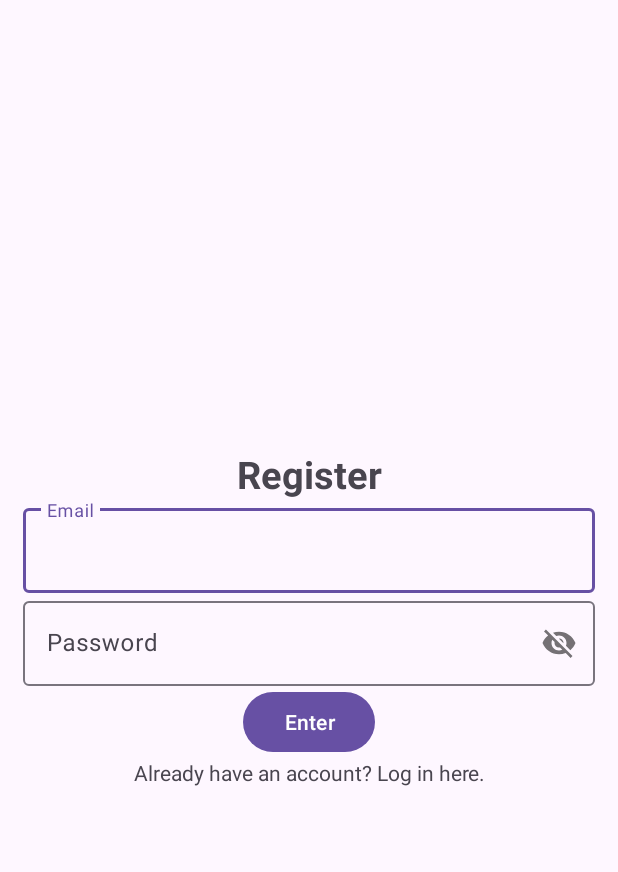
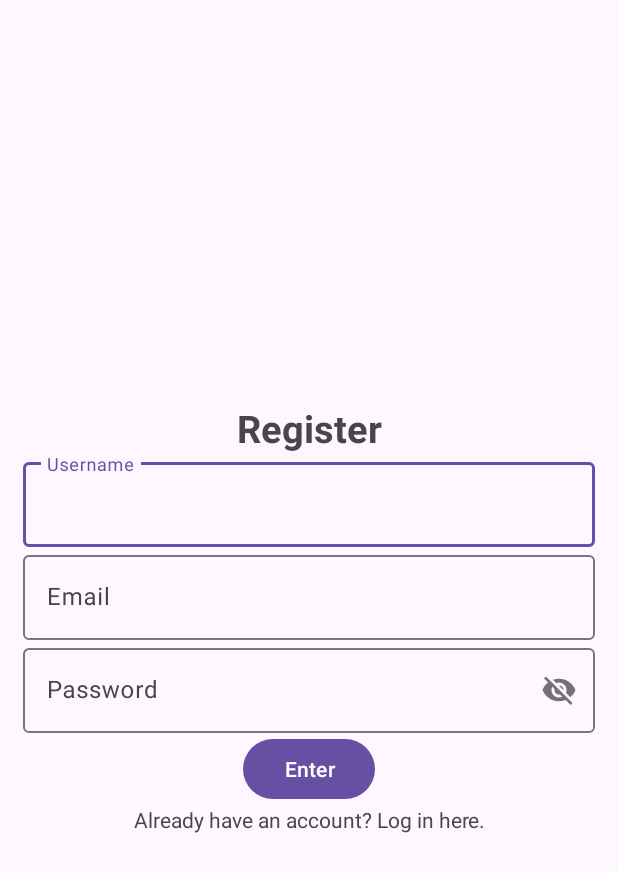
Before and after one commit to gyarab/2024-4e-mikolasek-couponify, an Android app: the register screen opened directly, with no data from a screen before it, on a phone screen of 412 x 824 dp. Shown: the top 872 px of the screen. Run offline under Robolectric (Android 15) with nearby library versions, the phone set to English and light mode, and no system bars; our stand-ins replace Firebase (no records; nobody signed in at launch, a user with empty details on screens opened directly).

Commit message:
newcomers in db sorta works, still todo

```diff
--- a/app/build.gradle.kts
+++ b/app/build.gradle.kts
@@ -39,6 +39,7 @@ dependencies {
     implementation(libs.activity)
     implementation(libs.constraintlayout)
     implementation(libs.firebase.auth)
+    implementation(libs.firebase.database)
     testImplementation(libs.junit)
     androidTestImplementation(libs.ext.junit)
     androidTestImplementation(libs.espresso.core)
--- a/app/src/main/java/com/example/couponify1/login.java
+++ b/app/src/main/java/com/example/couponify1/login.java
@@ -77,8 +77,9 @@ public class login extends AppCompatActivity {
                             public void onComplete(@NonNull Task<AuthResult> task) {
                                 progressBar.setVisibility(View.GONE);
                                 if (task.isSuccessful()) {
-                                    //FirebaseUser user = mAuth.getCurrentUser();
-                                    Toast.makeText(getApplicationContext(), "Logged in successfully.", Toast.LENGTH_SHORT).show();
+                                    FirebaseUser user = mAuth.getCurrentUser();
+                                    String curuserid = user.getUid();
+                                    Toast.makeText(getApplicationContext(), "Logged in successfully. id: " + curuserid, Toast.LENGTH_SHORT).show();
                                     Intent intent = new Intent(getApplicationContext(), MainActivity.class);
                                     startActivity(intent);
                                     finish();
--- a/app/src/main/java/com/example/couponify1/register.java
+++ b/app/src/main/java/com/example/couponify1/register.java
@@ -18,12 +18,18 @@ import com.google.android.material.textfield.TextInputEditText;
 import com.google.firebase.auth.AuthResult;
 import com.google.firebase.auth.FirebaseAuth;
 import com.google.firebase.auth.FirebaseUser;
+import com.google.firebase.database.DatabaseReference;
+import com.google.firebase.database.FirebaseDatabase;
+
+import java.util.ArrayList;
+import java.util.Objects;
 
 public class register extends AppCompatActivity {
 
-    TextInputEditText editTextEmail, editTextPassword;
+    TextInputEditText editTextEmail, editTextPassword, editTextUsername;
     Button regbtn;
     FirebaseAuth mAuth;
+    private DatabaseReference mDatabase;
     ProgressBar progressBar;
     TextView textview;
 /*
@@ -43,8 +49,10 @@ public class register extends AppCompatActivity {
         super.onCreate(savedInstanceState);
         setContentView(R.layout.activity_register);
         mAuth = FirebaseAuth.getInstance();
+        mDatabase = FirebaseDatabase.getInstance("https://couponify1-636d2-default-rtdb.europe-west1.firebasedatabase.app").getReference();
         editTextEmail = findViewById(R.id.email);
         editTextPassword = findViewById(R.id.password);
+        editTextUsername = findViewById(R.id.username);
         progressBar = findViewById(R.id.progressbar);
         textview = findViewById(R.id.logintext);
         textview.setOnClickListener(new View.OnClickListener() {
@@ -62,13 +70,21 @@ public class register extends AppCompatActivity {
                 progressBar.setVisibility(View.VISIBLE);
                 String email = String.valueOf(editTextEmail.getText());
                 String password = String.valueOf(editTextPassword.getText());
+                String username = String.valueOf(editTextUsername.getText());
 
                 if (TextUtils.isEmpty(email)) {
                     Toast.makeText(register.this, "Enter your email.", Toast.LENGTH_SHORT).show();
+                    progressBar.setVisibility(View.GONE);
                     return;
                 }
                 if (TextUtils.isEmpty(password)) {
                     Toast.makeText(register.this, "Enter your password.", Toast.LENGTH_SHORT).show();
+                    progressBar.setVisibility(View.GONE);
+                    return;
+                }
+                if (TextUtils.isEmpty(password)) {
+                    Toast.makeText(register.this, "Enter your username.", Toast.LENGTH_SHORT).show();
+                    progressBar.setVisibility(View.GONE);
                     return;
                 }
 
@@ -78,7 +94,9 @@ public class register extends AppCompatActivity {
                             public void onComplete(@NonNull Task<AuthResult> task) {
                                 progressBar.setVisibility(View.GONE);
                                 if (task.isSuccessful()) {
-                                    //FirebaseUser user = mAuth.getCurrentUser();
+                                    FirebaseUser user = mAuth.getCurrentUser();
+                                    String curuserid = Objects.requireNonNull(user).getUid();
+                                    addUserToDB(curuserid, username);
                                     Toast.makeText(register.this, "Account created.",
                                             Toast.LENGTH_SHORT).show();
                                     Intent intent = new Intent(getApplicationContext(), login.class);
@@ -93,4 +111,10 @@ public class register extends AppCompatActivity {
             }
         });
     }
+
+    private void addUserToDB(String curuserid, String username) {
+        ArrayList<User> friends = new ArrayList<>();
+        User user = new User(curuserid, username, friends);
+        mDatabase.child("users").child(curuserid).setValue(user);
+    }
 }
--- a/app/src/main/res/layout/activity_main.xml
+++ b/app/src/main/res/layout/activity_main.xml
@@ -9,7 +9,6 @@
     android:layout_height="match_parent"
     android:orientation="vertical"
     tools:context=".MainActivity">
-
 
     <Button
         android:id="@+id/backbtn"
--- a/app/src/main/res/layout/activity_register.xml
+++ b/app/src/main/res/layout/activity_register.xml
@@ -22,6 +22,16 @@
         android:layout_width="match_parent"
         android:layout_height="wrap_content" >
         <com.google.android.material.textfield.TextInputEditText
+            android:id="@+id/username"
+            android:hint="@string/username"
+            android:layout_width="match_parent"
+            android:layout_height="wrap_content" />
+    </com.google.android.material.textfield.TextInputLayout>
+
+    <com.google.android.material.textfield.TextInputLayout
+        android:layout_width="match_parent"
+        android:layout_height="wrap_content" >
+        <com.google.android.material.textfield.TextInputEditText
             android:id="@+id/email"
             android:hint="@string/email"
             android:layout_width="match_parent"
@@ -41,6 +51,7 @@
 
     <ProgressBar
         android:id="@+id/progressbar"
+        android:layout_margin="5dp"
         android:layout_width="wrap_content"
         android:layout_height="wrap_content"
         android:visibility="gone"/>
--- a/app/src/main/res/values/strings.xml
+++ b/app/src/main/res/values/strings.xml
@@ -10,4 +10,5 @@
     <string name="email">Email</string>
     <string name="don_t_have_an_account_register_here">Don\'t have an account? Register here.</string>
     <string name="back">Back</string>
+    <string name="username">Username</string>
 </resources>
--- a/gradle/libs.versions.toml
+++ b/gradle/libs.versions.toml
@@ -10,6 +10,7 @@ constraintlayout = "2.2.0"
 googleGmsGoogleServices = "4.4.2"
 firebaseMessaging = "24.1.0"
 firebaseAuth = "23.1.0"
+firebaseDatabase = "21.0.0"
 
 [libraries]
 junit = { group = "junit", name = "junit", version.ref = "junit" }
@@ -21,6 +22,7 @@ activity = { group = "androidx.activity", name = "activity", version.ref = "acti
 constraintlayout = { group = "androidx.constraintlayout", name = "constraintlayout", version.ref = "constraintlayout" }
 firebase-messaging = { group = "com.google.firebase", name = "firebase-messaging", version.ref = "firebaseMessaging" }
 firebase-auth = { group = "com.google.firebase", name = "firebase-auth", version.ref = "firebaseAuth" }
+firebase-database = { group = "com.google.firebase", name = "firebase-database", version.ref = "firebaseDatabase" }
 
 [plugins]
 android-application = { id = "com.android.application", version.ref = "agp" }
```
Also changed, not shown: app/src/main/java/com/example/couponify1/User.java (added, +46 -0 lines).
